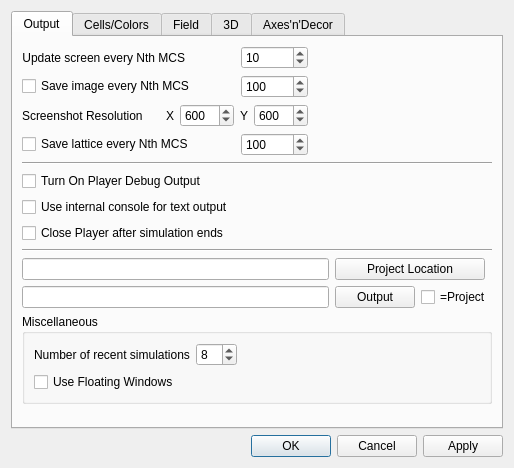
Above: CompuCell3D/player/Configuration/cc3D_prefs.ui from CompuCell3D/CompuCell3D before the change. Below: the same form after it.
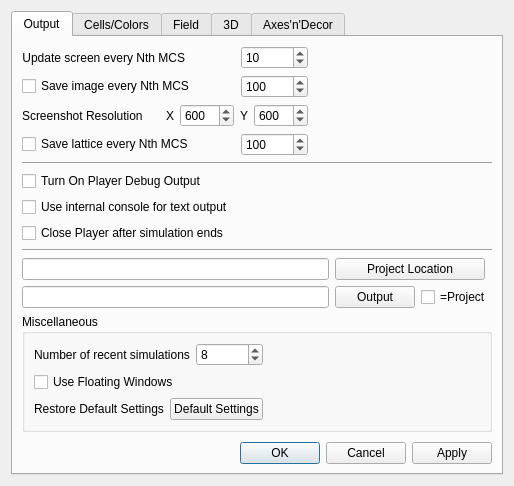
That is the form after the change.

Commit message: added option to reset settings to default values from the gui

Patch:
```diff
--- a/CompuCell3D/player/Configuration/cc3D_prefs.ui
+++ b/CompuCell3D/player/Configuration/cc3D_prefs.ui
@@ -6,8 +6,8 @@
    <rect>
     <x>0</x>
     <y>0</y>
-    <width>498</width>
-    <height>461</height>
+    <width>480</width>
+    <height>486</height>
    </rect>
   </property>
   <property name="windowTitle">
@@ -26,7 +26,7 @@
       <attribute name="title">
        <string>Output</string>
       </attribute>
-      <layout class="QVBoxLayout" name="verticalLayout_14">
+      <layout class="QVBoxLayout" name="verticalLayout_21">
        <item>
         <layout class="QVBoxLayout" name="verticalLayout_10">
          <item>
@@ -328,11 +328,11 @@
          <property name="title">
           <string>Miscellaneous</string>
          </property>
-         <layout class="QVBoxLayout" name="verticalLayout_21">
+         <layout class="QVBoxLayout" name="verticalLayout_20">
           <item>
            <layout class="QHBoxLayout" name="horizontalLayout_26">
             <item>
-             <layout class="QVBoxLayout" name="verticalLayout_20">
+             <layout class="QVBoxLayout" name="verticalLayout_14">
               <item>
                <layout class="QHBoxLayout" name="horizontalLayout_25">
                 <item>
@@ -364,6 +364,27 @@
                 </property>
                </widget>
               </item>
+              <item>
+               <layout class="QHBoxLayout" name="horizontalLayout_31">
+                <item>
+                 <widget class="QLabel" name="label_19">
+                  <property name="text">
+                   <string>Restore Default Settings</string>
+                  </property>
+                 </widget>
+                </item>
+                <item>
+                 <widget class="QPushButton" name="default_settings_PB">
+                  <property name="toolTip">
+                   <string>&lt;html&gt;&lt;head/&gt;&lt;body&gt;&lt;p&gt;Restores default Player setting. This is useful when you determine that settings file is causeing PLayer to crash&lt;/p&gt;&lt;/body&gt;&lt;/html&gt;</string>
+                  </property>
+                  <property name="text">
+                   <string>Default Settings</string>
+                  </property>
+                 </widget>
+                </item>
+               </layout>
+              </item>
              </layout>
             </item>
             <item>
@@ -397,6 +418,19 @@
          </property>
         </spacer>
        </item>
+       <item>
+        <widget class="QDialogButtonBox" name="buttonBox">
+         <property name="enabled">
+          <bool>true</bool>
+         </property>
+         <property name="orientation">
+          <enum>Qt::Horizontal</enum>
+         </property>
+         <property name="standardButtons">
+          <set>QDialogButtonBox::Apply|QDialogButtonBox::Cancel|QDialogButtonBox::Ok</set>
+         </property>
+        </widget>
+       </item>
       </layout>
      </widget>
      <widget class="QWidget" name="tab_cell_type">
@@ -1686,19 +1720,6 @@
      </widget>
     </widget>
    </item>
-   <item>
-    <widget class="QDialogButtonBox" name="buttonBox">
-     <property name="enabled">
-      <bool>true</bool>
-     </property>
-     <property name="orientation">
-      <enum>Qt::Horizontal</enum>
-     </property>
-     <property name="standardButtons">
-      <set>QDialogButtonBox::Apply|QDialogButtonBox::Cancel|QDialogButtonBox::Ok</set>
-     </property>
-    </widget>
-   </item>
   </layout>
  </widget>
  <resources/>
```
Left out of the diff: 2 changed lines with no effect on the pictures. The commit also changes 4 other files.
